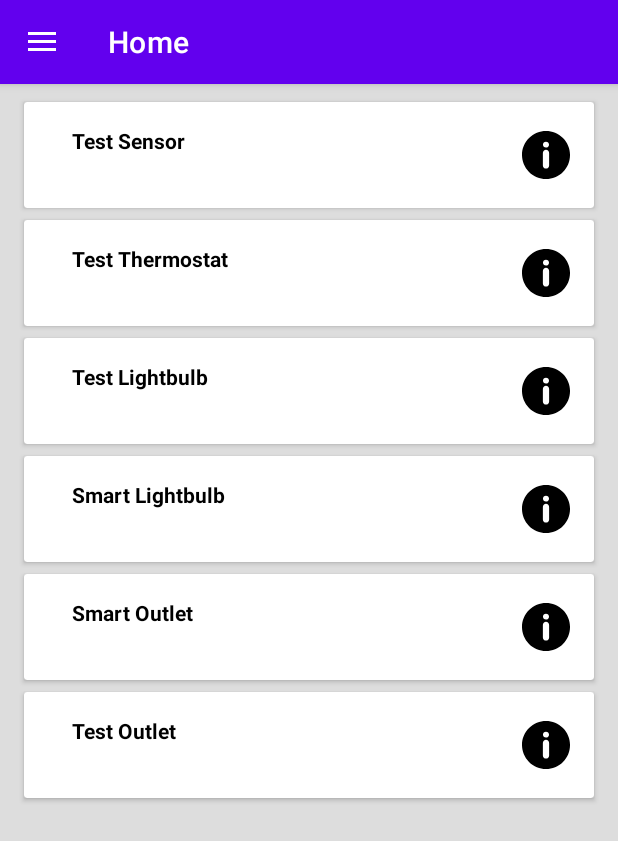
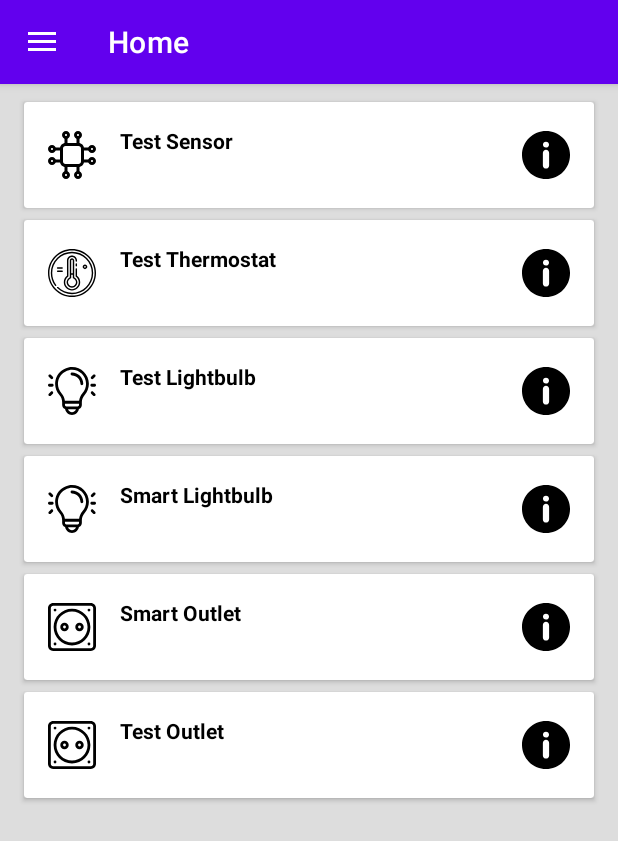
Before and after one commit to Quentin1010/1Valet_test, an Android app: the screen it shows after launch (MainActivity), on a phone screen of 412 x 824 dp. Shown: the top 841 px of the screen. Run offline under Robolectric (Android 15) with nearby library versions, the phone set to English and light mode, and no system bars; our stand-ins replace Dagger/Hilt's generated code, Picasso, data binding, navigation-ui; pictures from the network do not load; 5 statements that could not run were skipped.

Commit message:
Device type is now an enum, show corresponding icon

```diff
--- a/app/src/main/java/com/qbeuvelet/onevalet_test/model/Device.kt
+++ b/app/src/main/java/com/qbeuvelet/onevalet_test/model/Device.kt
@@ -7,7 +7,7 @@ data class Device (
     val id: String,
 
     @SerializedName("Type")
-    val type: String,
+    val type: DeviceType,
 
     @SerializedName("Price")
     val price: Long,
--- /dev/null
+++ b/app/src/main/java/com/qbeuvelet/onevalet_test/model/DeviceType.kt
@@ -0,0 +1,19 @@
+package com.qbeuvelet.onevalet_test.model
+
+import androidx.annotation.DrawableRes
+import com.google.gson.annotations.SerializedName
+import com.qbeuvelet.onevalet_test.R
+
+enum class DeviceType(val label: String, @DrawableRes val icon: Int) {
+    @SerializedName("Sensor")
+    SENSOR("Sensor", R.drawable.ic_sensor),
+
+    @SerializedName("Thermostat")
+    THERMOSTAT("Thermostat", R.drawable.ic_thermostat),
+
+    @SerializedName("Lightbulb")
+    LIGHTBULB("Lightbulb", R.drawable.ic_lightbulb),
+
+    @SerializedName("Outlet")
+    OUTLET("Outlet", R.drawable.ic_outlet)
+}
--- a/app/src/main/res/layout/device_item_list.xml
+++ b/app/src/main/res/layout/device_item_list.xml
@@ -35,6 +35,7 @@
                 app:layout_constraintBottom_toBottomOf="parent"
                 app:layout_constraintStart_toStartOf="parent"
                 app:layout_constraintTop_toTopOf="parent"
+                app:imageResource="@{device.type.icon}"
                 tools:src="@drawable/ic_outlet"
                 />
 
--- a/app/src/main/res/layout/fragment_device_detail.xml
+++ b/app/src/main/res/layout/fragment_device_detail.xml
@@ -63,7 +63,7 @@
             app:layout_constraintStart_toStartOf="@+id/description_device_label"
             app:layout_constraintTop_toBottomOf="@+id/description_device_label"
             app:simpleFormat="@{@string/device_type_format}"
-            app:simpleFormatArgument="@{viewModel.device.type}"
+            app:simpleFormatArgument="@{viewModel.device.type.label}"
             tools:text="Type: Outlet" />
 
         <TextView
```
